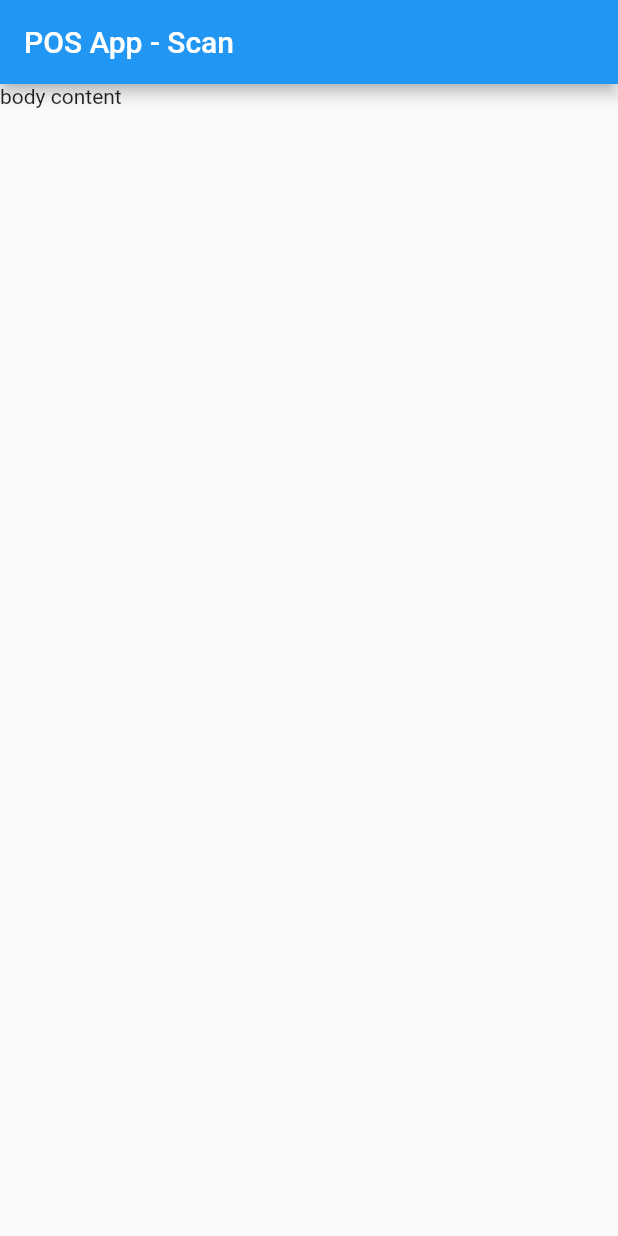
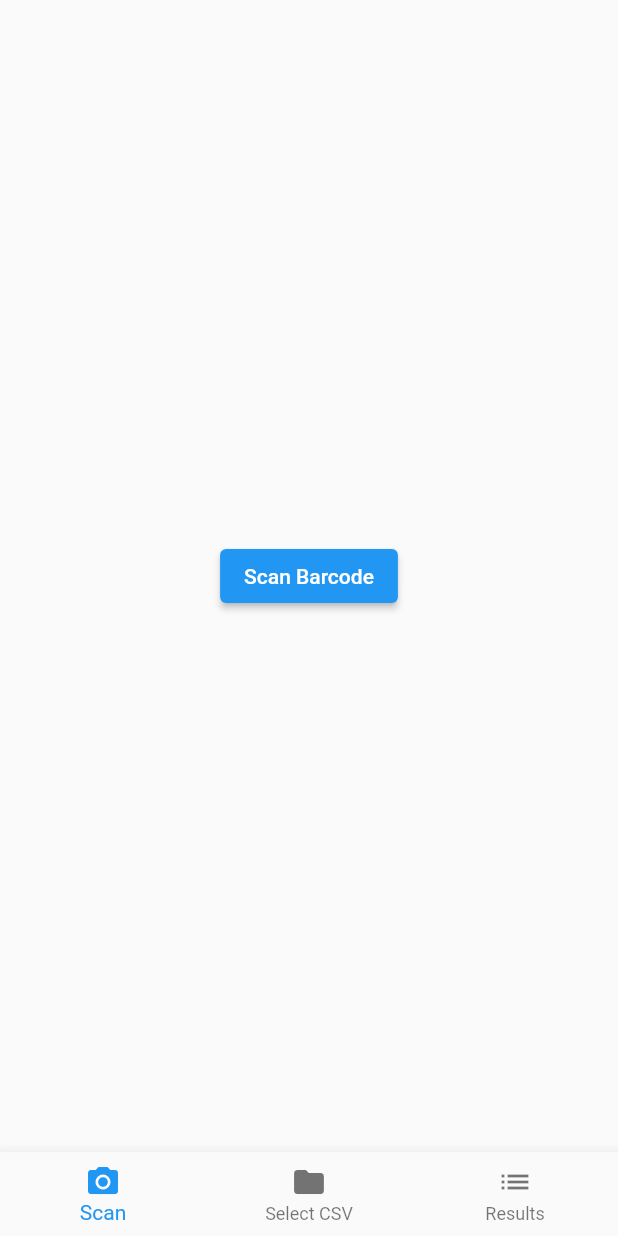
Before and after one commit to mxbrk/vlog_scanner, a Flutter app: the screen it shows after launch, on a phone screen of 412 x 824 dp. Run offline on Flutter 3.47's test engine with Material 2 defaults, Android fonts, the light colour scheme and no system bars; our stand-ins replace file_picker; missing offline and left inert: flutter_barcode_scanner.

Commit message:
new main

```diff
--- a/lib/app.dart
+++ b/lib/app.dart
@@ -1,4 +1,4 @@
-import 'package:flutter/material.dart';
+/*import 'package:flutter/material.dart';
 import 'scan.dart';
 
 class App extends StatelessWidget {
@@ -7,3 +7,4 @@ class App extends StatelessWidget {
     return MaterialApp(home: Scan());
   }
 }
+*/
--- a/lib/main.dart
+++ b/lib/main.dart
@@ -1,6 +1,157 @@
-import 'package:flutter/material.dart';
+/*import 'package:flutter/material.dart';
 import 'app.dart';
 
 main() {
   runApp(App());
 }
+*/
+import 'dart:io';
+import 'package:flutter/material.dart';
+import 'package:flutter_barcode_scanner/flutter_barcode_scanner.dart';
+import 'package:file_picker/file_picker.dart';
+
+void main() => runApp(MyApp());
+
+class MyApp extends StatefulWidget {
+  const MyApp({super.key});
+
+  @override
+  // ignore: library_private_types_in_public_api
+  _MyAppState createState() => _MyAppState();
+}
+
+class _MyAppState extends State<MyApp> {
+  int _selectedIndex = 0;
+  late String _csvFilePath;
+  final List<Map<String, String>> _scannedBarcodes = [];
+
+  void _scanBarcode() async {
+    try {
+      String barcode = await FlutterBarcodeScanner.scanBarcode(
+          "#ff6666", "Cancel", true, ScanMode.BARCODE);
+      if (barcode != null) {
+        var csvContent = await File(_csvFilePath).readAsString();
+        var lines = csvContent.split('\n');
+        for (var line in lines) {
+          var values = line.split(',');
+          if (values[0] == barcode) {
+            setState(() {
+              _scannedBarcodes.add({'barcode': barcode, 'result': 'Found'});
+            });
+            return;
+          }
+        }
+        setState(() {
+          _scannedBarcodes.add({'barcode': barcode, 'result': 'Not found'});
+        });
+      }
+    } catch (e) {
+      print(e);
+    }
+  }
+
+  void _selectCsvFile() async {
+    try {
+      var file = await FilePicker.platform.pickFiles(
+        type: FileType.custom,
+        allowedExtensions: ['csv'],
+      );
+      setState(() {
+        _csvFilePath = file as String;
+      });
+    } catch (e) {
+      print(e);
+    }
+  }
+
+  @override
+  Widget build(BuildContext context) {
+    return MaterialApp(
+      home: Scaffold(
+        body: IndexedStack(
+          index: _selectedIndex,
+          children: <Widget>[
+            ScanScreen(
+              onScan: _scanBarcode,
+            ),
+            SelectCsvScreen(
+              onSelect: _selectCsvFile,
+            ),
+            ResultScreen(
+              scannedBarcodes: _scannedBarcodes,
+            ),
+          ],
+        ),
+        bottomNavigationBar: BottomNavigationBar(
+          currentIndex: _selectedIndex,
+          onTap: (int index) {
+            setState(() {
+              _selectedIndex = index;
+            });
+          },
+          items: <BottomNavigationBarItem>[
+            BottomNavigationBarItem(
+              icon: Icon(Icons.camera_alt),
+              label: 'Scan',
+            ),
+            BottomNavigationBarItem(
+              icon: Icon(Icons.folder),
+              label: 'Select CSV',
+            ),
+            BottomNavigationBarItem(
+              icon: Icon(Icons.list),
+              label: 'Results',
+            ),
+          ],
+        ),
+      ),
+    );
+  }
+}
+
+class SelectCsvScreen extends StatelessWidget {
+  final void Function() onSelect;
+  const SelectCsvScreen({super.key, required this.onSelect});
+  @override
+  Widget build(BuildContext context) {
+    return Center(
+      child: ElevatedButton(
+        onPressed: onSelect,
+        child: const Text('Select CSV File'),
+      ),
+    );
+  }
+}
+
+class ResultScreen extends StatelessWidget {
+  final List<Map<String, String>> scannedBarcodes;
+
+  const ResultScreen({super.key, required this.scannedBarcodes});
+
+  @override
+  Widget build(BuildContext context) {
+    return ListView.builder(
+      itemCount: scannedBarcodes.length,
+      itemBuilder: (BuildContext context, int index) {
+        return ListTile(
+          title: Text(scannedBarcodes[index]['barcode']!),
+          subtitle: Text(scannedBarcodes[index]['result']!),
+        );
+      },
+    );
+  }
+}
+
+class ScanScreen extends StatelessWidget {
+  final void Function() onScan;
+  const ScanScreen({super.key, required this.onScan});
+  @override
+  Widget build(BuildContext context) {
+    return Center(
+      child: ElevatedButton(
+        onPressed: onScan,
+        child: const Text('Scan Barcode'),
+      ),
+    );
+  }
+}
--- a/lib/scan.dart
+++ b/lib/scan.dart
@@ -1,4 +1,4 @@
-import 'package:flutter/material.dart';
+/*import 'package:flutter/material.dart';
 
 class Scan extends StatelessWidget {
   @override
@@ -9,3 +9,4 @@ class Scan extends StatelessWidget {
     );
   }
 }
+*/
```
Also changed, not shown: 2 other files.
